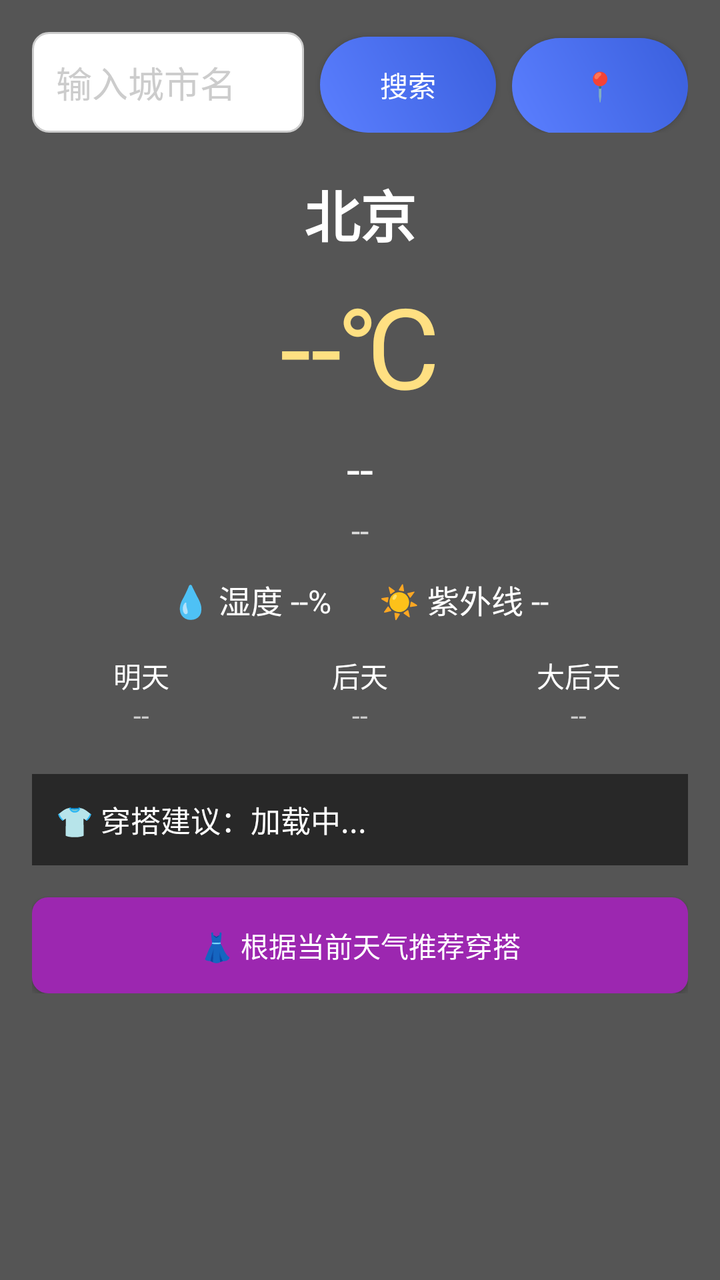
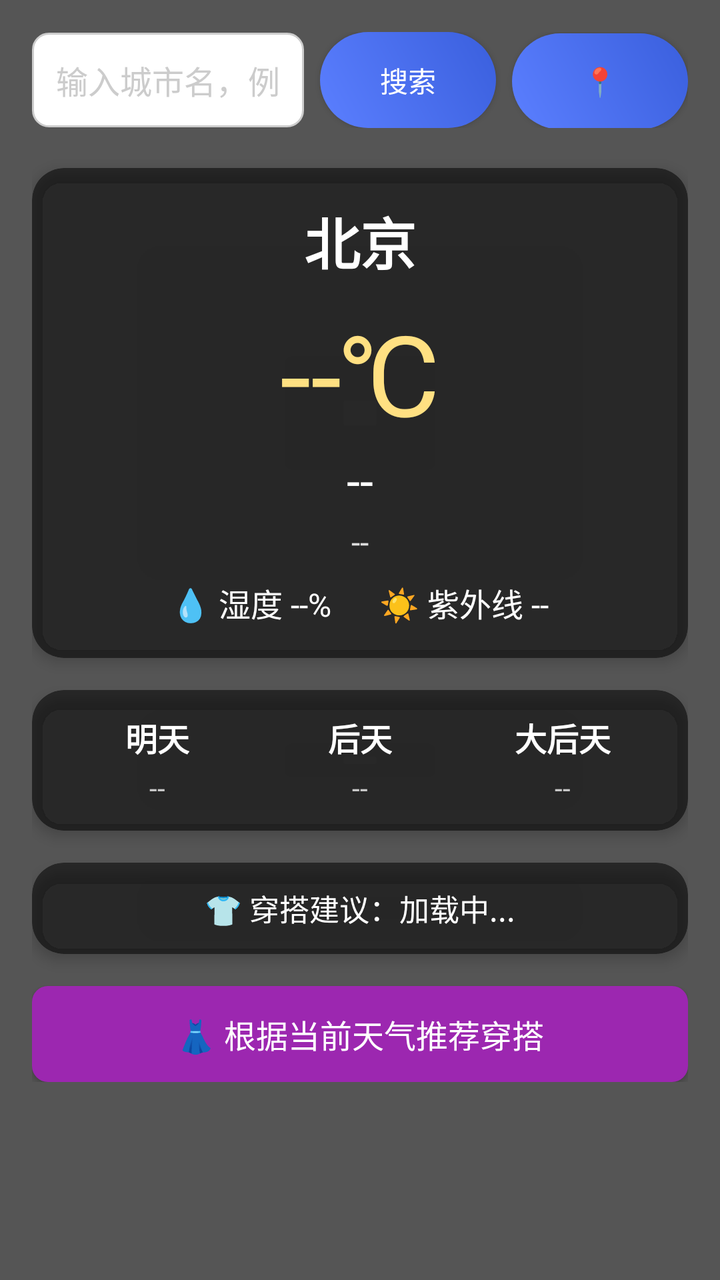

An Android layout rendered at two revisions. The XML below is the earlier revision; the diff shows what the commit changed to produce the second picture.
<!-- AndroidManifest.xml: application theme Theme.ChooseHelper202 -->
<!-- res/layout/activity_weather.xml -->
<?xml version="1.0" encoding="utf-8"?>
<FrameLayout xmlns:android="http://schemas.android.com/apk/res/android"
    android:layout_width="match_parent"
    android:layout_height="match_parent">

    <ImageView
        android:id="@+id/bg"
        android:layout_width="match_parent"
        android:layout_height="match_parent"
        android:scaleType="centerCrop" />

    <ScrollView
        android:layout_width="match_parent"
        android:layout_height="match_parent"
        android:padding="16dp"
        android:background="#AA000000">

        <LinearLayout
            android:layout_width="match_parent"
            android:layout_height="wrap_content"
            android:orientation="vertical"
            android:gravity="center_horizontal">

            
            <LinearLayout
                android:layout_width="match_parent"
                android:layout_height="wrap_content"
                android:orientation="horizontal"
                android:layout_marginBottom="20dp">

                <EditText
                    android:id="@+id/et_city"
                    android:layout_width="0dp"
                    android:layout_height="wrap_content"
                    android:layout_weight="1"
                    android:hint="输入城市名"
                    android:background="@drawable/et_bg"
                    android:padding="12dp"
                    android:textColorHint="#CCCCCC"
                    android:textColor="#FFFFFF" />

                <Button
                    android:id="@+id/btn_search"
                    android:layout_width="wrap_content"
                    android:layout_height="wrap_content"
                    android:text="搜索"
                    android:background="@drawable/btn_primary"
                    android:textColor="@android:color/white"
                    android:layout_marginStart="8dp" />

                <Button
                    android:id="@+id/btn_get_location"
                    android:layout_width="wrap_content"
                    android:layout_height="wrap_content"
                    android:text="📍"
                    android:background="@drawable/btn_primary"
                    android:textColor="@android:color/white"
                    android:layout_marginStart="8dp" />
            </LinearLayout>

            
            <TextView
                android:id="@+id/tv_city"
                android:layout_width="wrap_content"
                android:layout_height="wrap_content"
                android:text="北京"
                android:textSize="28sp"
                android:textColor="#FFFFFF"
                android:textStyle="bold"
                android:layout_marginBottom="8dp" />

            
            <TextView
                android:id="@+id/tv_temp"
                android:layout_width="wrap_content"
                android:layout_height="wrap_content"
                android:text="--℃"
                android:textSize="56sp"
                android:textColor="#FFE082"
                android:layout_marginBottom="8dp" />

            
            <TextView
                android:id="@+id/tv_weather"
                android:layout_width="wrap_content"
                android:layout_height="wrap_content"
                android:text="--"
                android:textSize="24sp"
                android:textColor="#FFFFFF"
                android:layout_marginBottom="4dp" />

            
            <TextView
                android:id="@+id/tv_wind"
                android:layout_width="wrap_content"
                android:layout_height="wrap_content"
                android:text="--"
                android:textSize="16sp"
                android:textColor="#DDDDDD"
                android:layout_marginBottom="12dp" />

            
            <LinearLayout
                android:layout_width="wrap_content"
                android:layout_height="wrap_content"
                android:orientation="horizontal"
                android:layout_marginBottom="16dp">

                <TextView
                    android:id="@+id/tv_humidity"
                    android:layout_width="wrap_content"
                    android:layout_height="wrap_content"
                    android:text="💧 湿度 --%"
                    android:textSize="16sp"
                    android:textColor="#FFFFFF"
                    android:layout_marginEnd="24dp" />

                <TextView
                    android:id="@+id/tv_uv"
                    android:layout_width="wrap_content"
                    android:layout_height="wrap_content"
                    android:text="☀️ 紫外线 --"
                    android:textSize="16sp"
                    android:textColor="#FFFFFF" />
            </LinearLayout>

            
            <LinearLayout
                android:layout_width="match_parent"
                android:layout_height="wrap_content"
                android:orientation="horizontal"
                android:layout_marginBottom="20dp"
                android:gravity="center">

                <LinearLayout
                    android:layout_width="0dp"
                    android:layout_height="wrap_content"
                    android:layout_weight="1"
                    android:orientation="vertical"
                    android:gravity="center">
                    <TextView
                        android:id="@+id/tv_day1"
                        android:layout_width="wrap_content"
                        android:layout_height="wrap_content"
                        android:text="明天"
                        android:textSize="14sp"
                        android:textColor="#FFFFFF" />
                    <TextView
                        android:id="@+id/tv_temp1"
                        android:layout_width="wrap_content"
                        android:layout_height="wrap_content"
                        android:text="--"
                        android:textSize="14sp"
                        android:textColor="#CCCCCC" />
                </LinearLayout>

                <LinearLayout
                    android:layout_width="0dp"
                    android:layout_height="wrap_content"
                    android:layout_weight="1"
                    android:orientation="vertical"
                    android:gravity="center">
                    <TextView
                        android:id="@+id/tv_day2"
                        android:layout_width="wrap_content"
                        android:layout_height="wrap_content"
                        android:text="后天"
                        android:textSize="14sp"
                        android:textColor="#FFFFFF" />
                    <TextView
                        android:id="@+id/tv_temp2"
                        android:layout_width="wrap_content"
                        android:layout_height="wrap_content"
                        android:text="--"
                        android:textSize="14sp"
                        android:textColor="#CCCCCC" />
                </LinearLayout>

                <LinearLayout
                    android:layout_width="0dp"
                    android:layout_height="wrap_content"
                    android:layout_weight="1"
                    android:orientation="vertical"
                    android:gravity="center">
                    <TextView
                        android:id="@+id/tv_day3"
                        android:layout_width="wrap_content"
                        android:layout_height="wrap_content"
                        android:text="大后天"
                        android:textSize="14sp"
                        android:textColor="#FFFFFF" />
                    <TextView
                        android:id="@+id/tv_temp3"
                        android:layout_width="wrap_content"
                        android:layout_height="wrap_content"
                        android:text="--"
                        android:textSize="14sp"
                        android:textColor="#CCCCCC" />
                </LinearLayout>
            </LinearLayout>

            
            <TextView
                android:id="@+id/tv_advice"
                android:layout_width="match_parent"
                android:layout_height="wrap_content"
                android:text="👕 穿搭建议：加载中..."
                android:textSize="15sp"
                android:textColor="#FFFFFF"
                android:background="#88000000"
                android:padding="12dp"
                android:layout_marginBottom="16dp" />

            
            <Button
                android:id="@+id/btn_to_cloth"
                android:layout_width="match_parent"
                android:layout_height="wrap_content"
                android:text="👗 根据当前天气推荐穿搭"
                android:background="@drawable/btn_purple"
                android:textColor="@android:color/white" />

        </LinearLayout>
    </ScrollView>
</FrameLayout>
<!-- resources referenced by this layout -->
<resources>
  <!-- drawable btn_primary (drawable) -->
  <?xml version="1.0" encoding="utf-8"?>
  <shape xmlns:android="http://schemas.android.com/apk/res/android">
      <gradient
          android:startColor="#5B7FFF"
          android:endColor="#3A5FDD"
          android:angle="45"/>
      <corners android:radius="30dp"/>
  </shape>
  <!-- drawable btn_purple (drawable) -->
  <?xml version="1.0" encoding="utf-8"?>
  <selector xmlns:android="http://schemas.android.com/apk/res/android">
      <item android:state_pressed="true">
          <shape android:shape="rectangle">
              <solid android:color="#7b1fa2"/>
              <corners android:radius="8dp"/>
          </shape>
      </item>
      <item>
          <shape android:shape="rectangle">
              <solid android:color="#9c27b0"/>
              <corners android:radius="8dp"/>
          </shape>
      </item>
  </selector>
  <!-- drawable et_bg (drawable) -->
  <?xml version="1.0" encoding="utf-8"?>
  <shape xmlns:android="http://schemas.android.com/apk/res/android"
      android:shape="rectangle">
      <solid android:color="#ffffff"/>
      <corners android:radius="8dp"/>
      <stroke android:width="1dp" android:color="#cccccc"/>
  </shape>
  <style name="Theme.ChooseHelper202" parent="Theme.MaterialComponents.DayNight.NoActionBar">
          <item name="colorPrimary">#6200EE</item>
          <item name="colorPrimaryVariant">#3700B3</item>
          <item name="colorOnPrimary">#FFFFFF</item>
          <item name="colorSecondary">#03DAC5</item>
          <item name="colorSecondaryVariant">#018786</item>
          <item name="colorOnSecondary">#000000</item>
          <item name="android:statusBarColor">?attr/colorPrimaryVariant</item>
      </style>
</resources>

<!-- the commit's change to res/layout/activity_weather.xml (unified diff, before → after) -->
@@ -1,5 +1,6 @@
 <?xml version="1.0" encoding="utf-8"?>
 <FrameLayout xmlns:android="http://schemas.android.com/apk/res/android"
+    xmlns:app="http://schemas.android.com/apk/res-auto"
     android:layout_width="match_parent"
     android:layout_height="match_parent">
 
@@ -33,11 +34,13 @@
                     android:layout_width="0dp"
                     android:layout_height="wrap_content"
                     android:layout_weight="1"
-                    android:hint="输入城市名"
+                    android:hint="输入城市名，例如 北京"
                     android:background="@drawable/et_bg"
                     android:padding="12dp"
+                    android:textSize="16sp"
+                    android:textColor="#FFFFFF"
                     android:textColorHint="#CCCCCC"
-                    android:textColor="#FFFFFF" />
+                    android:inputType="textCapWords" />
 
                 <Button
                     android:id="@+id/btn_search"
@@ -59,157 +62,197 @@
             </LinearLayout>
 
             
-            <TextView
-                android:id="@+id/tv_city"
-                android:layout_width="wrap_content"
-                android:layout_height="wrap_content"
-                android:text="北京"
-                android:textSize="28sp"
-                android:textColor="#FFFFFF"
-                android:textStyle="bold"
-                android:layout_marginBottom="8dp" />
-
-            
-            <TextView
-                android:id="@+id/tv_temp"
-                android:layout_width="wrap_content"
-                android:layout_height="wrap_content"
-                android:text="--℃"
-                android:textSize="56sp"
-                android:textColor="#FFE082"
-                android:layout_marginBottom="8dp" />
-
-            
-            <TextView
-                android:id="@+id/tv_weather"
-                android:layout_width="wrap_content"
-                android:layout_height="wrap_content"
-                android:text="--"
-                android:textSize="24sp"
-                android:textColor="#FFFFFF"
-                android:layout_marginBottom="4dp" />
-
-            
-            <TextView
-                android:id="@+id/tv_wind"
-                android:layout_width="wrap_content"
-                android:layout_height="wrap_content"
-                android:text="--"
-                android:textSize="16sp"
-                android:textColor="#DDDDDD"
-                android:layout_marginBottom="12dp" />
-
-            
-            <LinearLayout
-                android:layout_width="wrap_content"
-                android:layout_height="wrap_content"
-                android:orientation="horizontal"
-                android:layout_marginBottom="16dp">
-
-                <TextView
-                    android:id="@+id/tv_humidity"
-                    android:layout_width="wrap_content"
-                    android:layout_height="wrap_content"
-                    android:text="💧 湿度 --%"
-                    android:textSize="16sp"
-                    android:textColor="#FFFFFF"
-                    android:layout_marginEnd="24dp" />
-
-                <TextView
-                    android:id="@+id/tv_uv"
-                    android:layout_width="wrap_content"
-                    android:layout_height="wrap_content"
-                    android:text="☀️ 紫外线 --"
-                    android:textSize="16sp"
-                    android:textColor="#FFFFFF" />
-            </LinearLayout>
-
-            
-            <LinearLayout
-                android:layout_width="match_parent"
-                android:layout_height="wrap_content"
-                android:orientation="horizontal"
-                android:layout_marginBottom="20dp"
-                android:gravity="center">
+            <androidx.cardview.widget.CardView
+                android:layout_width="match_parent"
+                android:layout_height="wrap_content"
+                android:layout_marginBottom="16dp"
+                app:cardCornerRadius="16dp"
+                app:cardElevation="4dp"
+                app:cardBackgroundColor="#88000000">
 
                 <LinearLayout
-                    android:layout_width="0dp"
-                    android:layout_height="wrap_content"
-                    android:layout_weight="1"
+                    android:layout_width="match_parent"
+                    android:layout_height="wrap_content"
                     android:orientation="vertical"
+                    android:padding="16dp"
                     android:gravity="center">
-                    <TextView
-                        android:id="@+id/tv_day1"
-                        android:layout_width="wrap_content"
-                        android:layout_height="wrap_content"
-                        android:text="明天"
-                        android:textSize="14sp"
+
+                    <TextView
+                        android:id="@+id/tv_city"
+                        android:layout_width="wrap_content"
+                        android:layout_height="wrap_content"
+                        android:text="北京"
+                        android:textSize="28sp"
+                        android:textColor="#FFFFFF"
+                        android:textStyle="bold" />
+
+                    <TextView
+                        android:id="@+id/tv_temp"
+                        android:layout_width="wrap_content"
+                        android:layout_height="wrap_content"
+                        android:text="--℃"
+                        android:textSize="56sp"
+                        android:textColor="#FFE082"
+                        android:layout_marginTop="8dp" />
+
+                    <TextView
+                        android:id="@+id/tv_weather"
+                        android:layout_width="wrap_content"
+                        android:layout_height="wrap_content"
+                        android:text="--"
+                        android:textSize="24sp"
                         android:textColor="#FFFFFF" />
-                    <TextView
-                        android:id="@+id/tv_temp1"
+
+                    <TextView
+                        android:id="@+id/tv_wind"
                         android:layout_width="wrap_content"
                         android:layout_height="wrap_content"
                         android:text="--"
-                        android:textSize="14sp"
-                        android:textColor="#CCCCCC" />
+                        android:textSize="16sp"
+                        android:textColor="#DDDDDD"
+                        android:layout_marginTop="4dp" />
+
+                    <LinearLayout
+                        android:layout_width="wrap_content"
+                        android:layout_height="wrap_content"
+                        android:orientation="horizontal"
+                        android:layout_marginTop="8dp">
+
+                        <TextView
+                            android:id="@+id/tv_humidity"
+                            android:layout_width="wrap_content"
+                            android:layout_height="wrap_content"
+                            android:text="💧 湿度 --%"
+                            android:textSize="16sp"
+                            android:textColor="#FFFFFF"
+                            android:layout_marginEnd="24dp" />
+
+                        <TextView
+                            android:id="@+id/tv_uv"
+                            android:layout_width="wrap_content"
+                            android:layout_height="wrap_content"
+                            android:text="☀️ 紫外线 --"
+                            android:textSize="16sp"
+                            android:textColor="#FFFFFF" />
+                    </LinearLayout>
                 </LinearLayout>
+            </androidx.cardview.widget.CardView>
+
+            
+            <androidx.cardview.widget.CardView
+                android:layout_width="match_parent"
+                android:layout_height="wrap_content"
+                android:layout_marginBottom="16dp"
+                app:cardCornerRadius="16dp"
+                app:cardElevation="4dp"
+                app:cardBackgroundColor="#88000000">
 
                 <LinearLayout
-                    android:layout_width="0dp"
-                    android:layout_height="wrap_content"
-                    android:layout_weight="1"
+                    android:layout_width="match_parent"
+                    android:layout_height="wrap_content"
+                    android:orientation="horizontal"
+                    android:padding="12dp"
+                    android:gravity="center">
+
+                    <LinearLayout
+                        android:layout_width="0dp"
+                        android:layout_height="wrap_content"
+                        android:layout_weight="1"
+                        android:orientation="vertical"
+                        android:gravity="center">
+                        <TextView
+                            android:id="@+id/tv_day1"
+                            android:layout_width="wrap_content"
+                            android:layout_height="wrap_content"
+                            android:text="明天"
+                            android:textSize="16sp"
+                            android:textColor="#FFFFFF"
+                            android:textStyle="bold" />
+                        <TextView
+                            android:id="@+id/tv_temp1"
+                            android:layout_width="wrap_content"
+                            android:layout_height="wrap_content"
+                            android:text="--"
+                            android:textSize="14sp"
+                            android:textColor="#CCCCCC"
+                            android:layout_marginTop="4dp" />
+                    </LinearLayout>
+
+                    <LinearLayout
+                        android:layout_width="0dp"
+                        android:layout_height="wrap_content"
+                        android:layout_weight="1"
+                        android:orientation="vertical"
+                        android:gravity="center">
+                        <TextView
+                            android:id="@+id/tv_day2"
+                            android:layout_width="wrap_content"
+                            android:layout_height="wrap_content"
+                            android:text="后天"
+                            android:textSize="16sp"
+                            android:textColor="#FFFFFF"
+                            android:textStyle="bold" />
+                        <TextView
+                            android:id="@+id/tv_temp2"
+                            android:layout_width="wrap_content"
+                            android:layout_height="wrap_content"
+                            android:text="--"
+                            android:textSize="14sp"
+                            android:textColor="#CCCCCC"
+                            android:layout_marginTop="4dp" />
+                    </LinearLayout>
+
+                    <LinearLayout
+                        android:layout_width="0dp"
+                        android:layout_height="wrap_content"
+                        android:layout_weight="1"
+                        android:orientation="vertical"
+                        android:gravity="center">
+                        <TextView
+                            android:id="@+id/tv_day3"
+                            android:layout_width="wrap_content"
+                            android:layout_height="wrap_content"
+                            android:text="大后天"
+                            android:textSize="16sp"
+                            android:textColor="#FFFFFF"
+                            android:textStyle="bold" />
+                        <TextView
+                            android:id="@+id/tv_temp3"
+                            android:layout_width="wrap_content"
+                            android:layout_height="wrap_content"
+                            android:text="--"
+                            android:textSize="14sp"
+                            android:textColor="#CCCCCC"
+                            android:layout_marginTop="4dp" />
+                    </LinearLayout>
+                </LinearLayout>
+            </androidx.cardview.widget.CardView>
+
+            
+            <androidx.cardview.widget.CardView
+                android:layout_width="match_parent"
+                android:layout_height="wrap_content"
+                android:layout_marginBottom="16dp"
+                app:cardCornerRadius="16dp"
+                app:cardElevation="4dp"
+                app:cardBackgroundColor="#88000000">
+
+                <LinearLayout
+                    android:layout_width="match_parent"
+                    android:layout_height="wrap_content"
                     android:orientation="vertical"
-                    android:gravity="center">
-                    <TextView
-                        android:id="@+id/tv_day2"
-                        android:layout_width="wrap_content"
-                        android:layout_height="wrap_content"
-                        android:text="后天"
-                        android:textSize="14sp"
-                        android:textColor="#FFFFFF" />
-                    <TextView
-                        android:id="@+id/tv_temp2"
-                        android:layout_width="wrap_content"
-                        android:layout_height="wrap_content"
-                        android:text="--"
-                        android:textSize="14sp"
-                        android:textColor="#CCCCCC" />
+                    android:padding="12dp">
+
+                    <TextView
+                        android:id="@+id/tv_advice"
+                        android:layout_width="match_parent"
+                        android:layout_height="wrap_content"
+                        android:text="👕 穿搭建议：加载中..."
+                        android:textSize="15sp"
+                        android:textColor="#FFFFFF"
+                        android:gravity="center" />
                 </LinearLayout>
-
-                <LinearLayout
-                    android:layout_width="0dp"
-                    android:layout_height="wrap_content"
-                    android:layout_weight="1"
-                    android:orientation="vertical"
-                    android:gravity="center">
-                    <TextView
-                        android:id="@+id/tv_day3"
-                        android:layout_width="wrap_content"
-                        android:layout_height="wrap_content"
-                        android:text="大后天"
-                        android:textSize="14sp"
-                        android:textColor="#FFFFFF" />
-                    <TextView
-                        android:id="@+id/tv_temp3"
-                        android:layout_width="wrap_content"
-                        android:layout_height="wrap_content"
-                        android:text="--"
-                        android:textSize="14sp"
-                        android:textColor="#CCCCCC" />
-                </LinearLayout>
-            </LinearLayout>
-
-            
-            <TextView
-                android:id="@+id/tv_advice"
-                android:layout_width="match_parent"
-                android:layout_height="wrap_content"
-                android:text="👕 穿搭建议：加载中..."
-                android:textSize="15sp"
-                android:textColor="#FFFFFF"
-                android:background="#88000000"
-                android:padding="12dp"
-                android:layout_marginBottom="16dp" />
+            </androidx.cardview.widget.CardView>
 
             
             <Button
@@ -218,7 +261,9 @@
                 android:layout_height="wrap_content"
                 android:text="👗 根据当前天气推荐穿搭"
                 android:background="@drawable/btn_purple"
-                android:textColor="@android:color/white" />
+                android:textColor="@android:color/white"
+                android:padding="12dp"
+                android:textSize="16sp" />
 
         </LinearLayout>
     </ScrollView>
